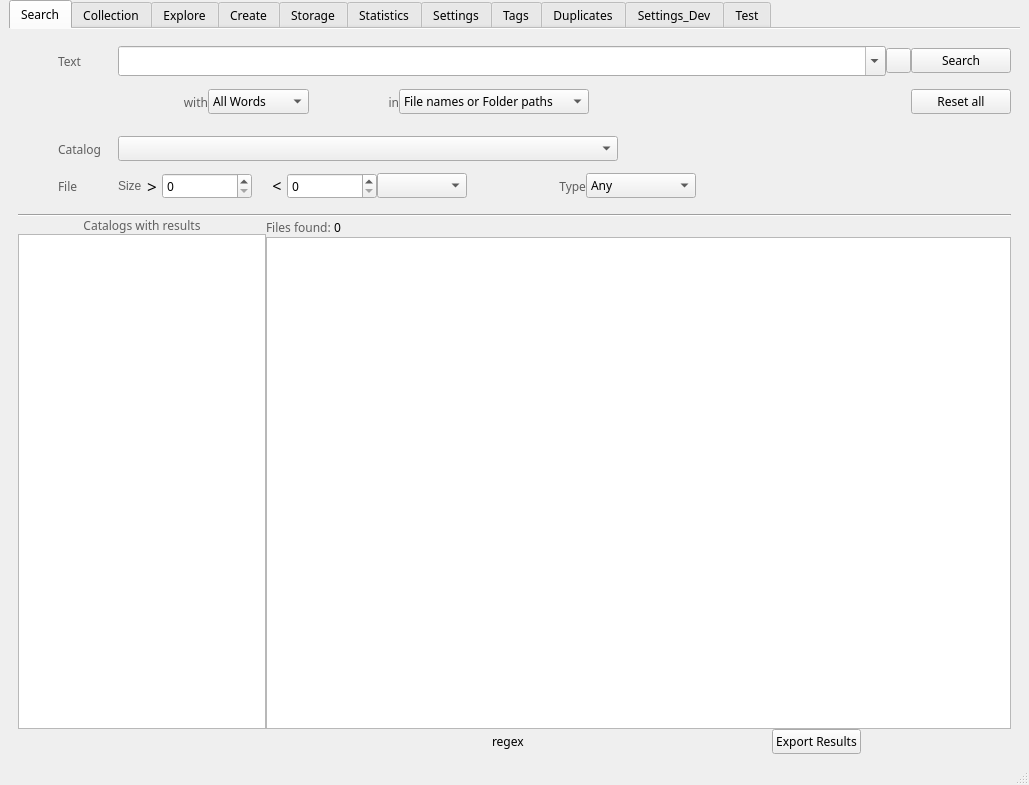
StephaneCouturier/Katalog, file mainwindow.ui: the form before one commit.
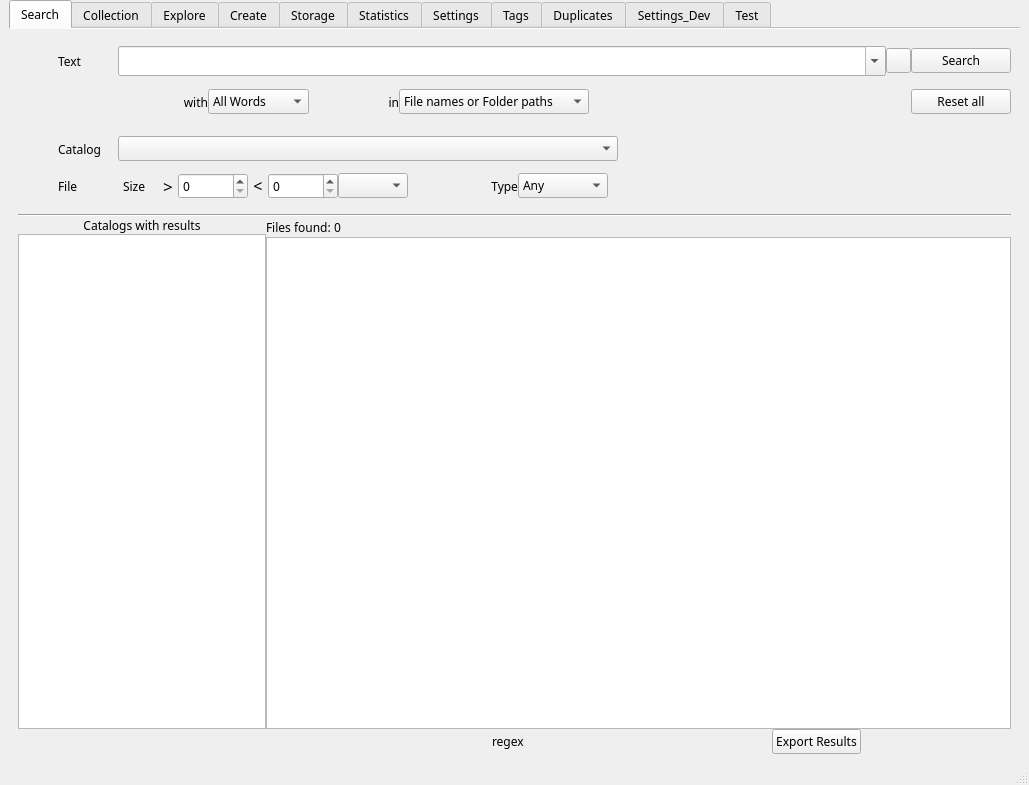
The form after the commit. The open tabs and pages were chosen to show the change. Icons and pictures are not drawn. Custom widgets are drawn as their Qt base class.

Commit message: https://github.com/StephaneCouturier/Katalog/issues/83

What changed in the file:
```diff
--- a/mainwindow.ui
+++ b/mainwindow.ui
@@ -179,9 +179,6 @@
                 <family>Noto Sans</family>
                </font>
               </property>
-              <property name="styleSheet">
-               <string notr="true">color: rgb(95, 95, 95);</string>
-              </property>
               <property name="locale">
                <locale language="English" country="UnitedStates"/>
               </property>
@@ -366,9 +363,6 @@
                 <family>Noto Sans</family>
                </font>
               </property>
-              <property name="styleSheet">
-               <string notr="true">color: rgb(95, 95, 95);</string>
-              </property>
               <property name="text">
                <string>with</string>
               </property>
@@ -458,7 +452,7 @@
             <item>
              <widget class="QLabel" name="L_SearchIn">
               <property name="enabled">
-               <bool>false</bool>
+               <bool>true</bool>
               </property>
               <property name="sizePolicy">
                <sizepolicy hsizetype="Fixed" vsizetype="Preferred">
@@ -483,9 +477,6 @@
                 <family>Noto Sans</family>
                </font>
               </property>
-              <property name="styleSheet">
-               <string notr="true">color: rgb(95, 95, 95)</string>
-              </property>
               <property name="text">
                <string>in</string>
               </property>
@@ -612,9 +603,6 @@
                 <family>Noto Sans</family>
                </font>
               </property>
-              <property name="styleSheet">
-               <string notr="true">color: rgb(95, 95, 95);</string>
-              </property>
               <property name="text">
                <string>Catalog</string>
               </property>
@@ -711,7 +699,7 @@
               </property>
               <property name="minimumSize">
                <size>
-                <width>60</width>
+                <width>65</width>
                 <height>0</height>
                </size>
               </property>
@@ -726,9 +714,6 @@
                 <family>Noto Sans</family>
                </font>
               </property>
-              <property name="styleSheet">
-               <string notr="true">color: rgb(95, 95, 95);</string>
-              </property>
               <property name="text">
                <string>File</string>
               </property>
@@ -742,8 +727,11 @@
             </item>
             <item>
              <widget class="QLabel" name="label_37">
-              <property name="styleSheet">
-               <string notr="true">color: rgb(95, 95, 95);</string>
+              <property name="minimumSize">
+               <size>
+                <width>35</width>
+                <height>0</height>
+               </size>
               </property>
               <property name="text">
                <string>Size</string>
@@ -752,6 +740,12 @@
             </item>
             <item>
              <widget class="QLabel" name="label_2">
+              <property name="sizePolicy">
+               <sizepolicy hsizetype="Fixed" vsizetype="Preferred">
+                <horstretch>0</horstretch>
+                <verstretch>0</verstretch>
+               </sizepolicy>
+              </property>
               <property name="minimumSize">
                <size>
                 <width>20</width>
@@ -776,7 +770,7 @@
              <widget class="QSpinBox" name="SB_MinimumSize">
               <property name="minimumSize">
                <size>
-                <width>90</width>
+                <width>70</width>
                 <height>0</height>
                </size>
               </property>
@@ -785,24 +779,14 @@
               </property>
              </widget>
             </item>
-            <item>
-             <spacer name="horizontalSpacer_6">
-              <property name="orientation">
-               <enum>Qt::Horizontal</enum>
-              </property>
-              <property name="sizeType">
-               <enum>QSizePolicy::Fixed</enum>
-              </property>
-              <property name="sizeHint" stdset="0">
-               <size>
-                <width>15</width>
-                <height>20</height>
-               </size>
-              </property>
-             </spacer>
-            </item>
             <item>
              <widget class="QLabel" name="label_5">
+              <property name="sizePolicy">
+               <sizepolicy hsizetype="Fixed" vsizetype="Preferred">
+                <horstretch>0</horstretch>
+                <verstretch>0</verstretch>
+               </sizepolicy>
+              </property>
               <property name="minimumSize">
                <size>
                 <width>20</width>
@@ -827,7 +811,7 @@
              <widget class="QSpinBox" name="SB_MaximumSize">
               <property name="minimumSize">
                <size>
-                <width>90</width>
+                <width>70</width>
                 <height>0</height>
                </size>
               </property>
@@ -840,13 +824,13 @@
              <widget class="QComboBox" name="CB_SizeUnit">
               <property name="minimumSize">
                <size>
-                <width>90</width>
+                <width>65</width>
                 <height>0</height>
                </size>
               </property>
               <property name="maximumSize">
                <size>
-                <width>90</width>
+                <width>70</width>
                 <height>16777215</height>
                </size>
               </property>
@@ -883,10 +867,16 @@
               </property>
               <property name="minimumSize">
                <size>
-                <width>49</width>
+                <width>40</width>
                 <height>0</height>
                </size>
               </property>
+              <property name="maximumSize">
+               <size>
+                <width>40</width>
+                <height>16777215</height>
+               </size>
+              </property>
               <property name="styleSheet">
                <string notr="true">background: url(:/images/img/link-h.png)  repeat-x center;</string>
               </property>
@@ -898,7 +888,7 @@
             <item>
              <widget class="QLabel" name="L_Type">
               <property name="enabled">
-               <bool>false</bool>
+               <bool>true</bool>
               </property>
               <property name="sizePolicy">
                <sizepolicy hsizetype="Fixed" vsizetype="Preferred">
@@ -923,9 +913,6 @@
                 <family>Noto Sans</family>
                </font>
               </property>
-              <property name="styleSheet">
-               <string notr="true">color: rgb(95, 95, 95);</string>
-              </property>
               <property name="text">
                <string>Type</string>
               </property>
@@ -950,7 +937,7 @@
               </property>
               <property name="minimumSize">
                <size>
-                <width>110</width>
+                <width>90</width>
                 <height>0</height>
                </size>
               </property>
@@ -1049,9 +1036,6 @@
                     <family>Noto Sans</family>
                    </font>
                   </property>
-                  <property name="styleSheet">
-                   <string notr="true">color: rgb(95, 95, 95);</string>
-                  </property>
                   <property name="locale">
                    <locale language="English" country="UnitedStates"/>
                   </property>
@@ -1109,9 +1093,6 @@
                       <family>Noto Sans</family>
                      </font>
                     </property>
-                    <property name="styleSheet">
-                     <string notr="true">color: rgb(95, 95, 95);</string>
-                    </property>
                     <property name="text">
                      <string>Files found: </string>
                     </property>
```
Left out of the diff: 33 changed lines with no effect on the pictures. The commit also changes 2 other files.
